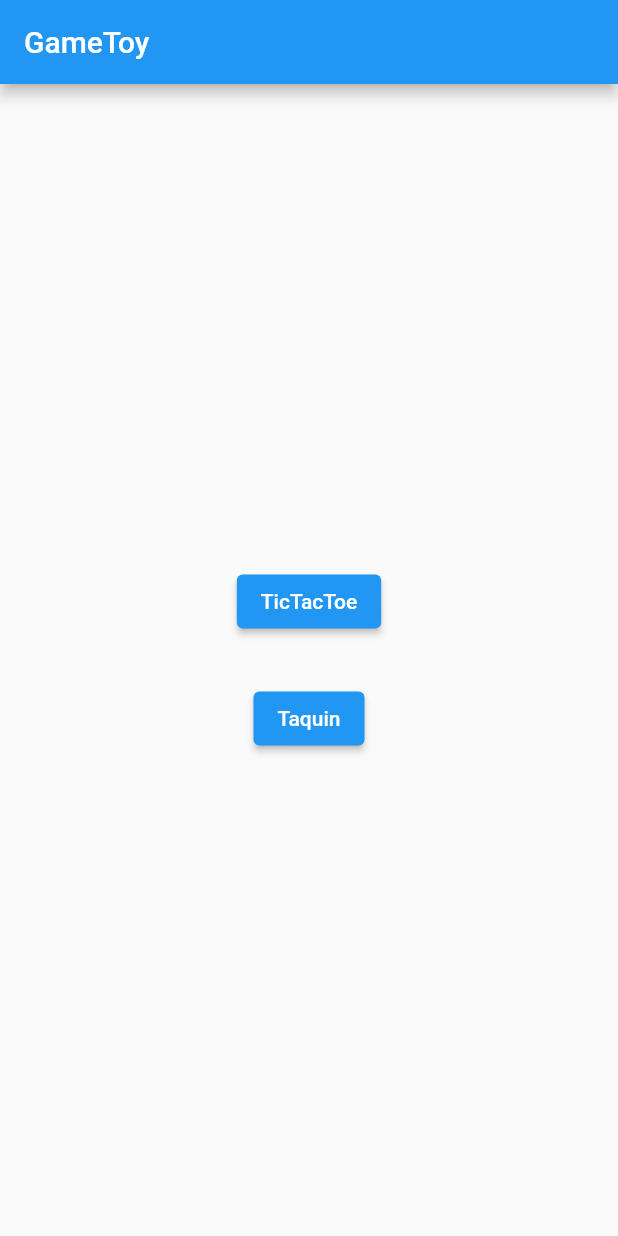
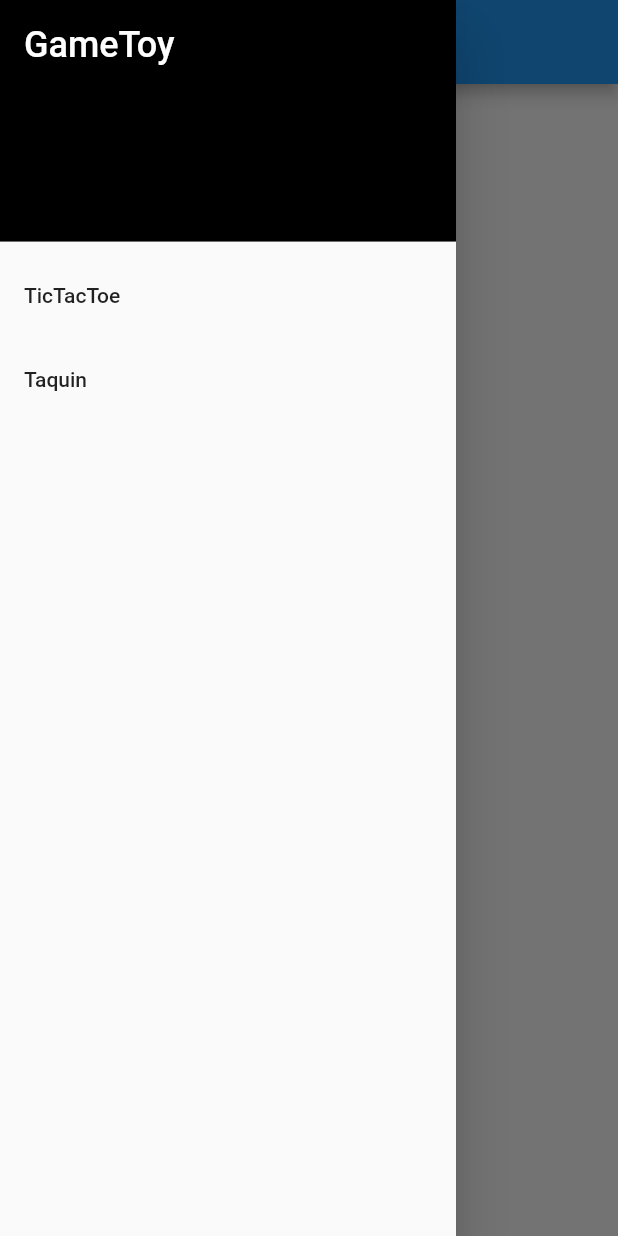
Before and after one commit to 0uzap/GameToy, a Flutter app: the screen it shows after launch, with the side drawer open (before the commit the screen has no drawer), on a phone screen of 412 x 824 dp. Run offline on Flutter 3.47's test engine with Material 2 defaults, Android fonts, the phone set to English and light mode, and no system bars.

Commit message:
drawer part 1

```diff
--- a/lib/boutonsjeux.dart
+++ b/lib/boutonsjeux.dart
@@ -1,6 +1,48 @@
 import 'package:flutter/material.dart';
 import 'package:flutter_application_1/TicTacToe.dart';
 import 'package:flutter_application_1/Taquin.dart';
+
+class HomeScreen extends StatelessWidget {
+  @override
+  Widget build(BuildContext context) {
+    return Scaffold(
+      appBar: AppBar(
+        title:Text(
+          "GameToy"
+          )
+      ),
+      drawer: Drawer(
+        child: ListView(
+          padding: EdgeInsets.zero,
+          children: const <Widget>[
+            DrawerHeader(
+              decoration: BoxDecoration(
+                color: Colors.black,
+              ),
+              child: Text(
+                'GameToy',
+                style: TextStyle(
+                  color: Colors.white,
+                  fontSize: 24,
+                ),
+              ),
+            ),
+            ListTile(
+              title: Text('TicTacToe'),
+
+            ),
+            ListTile(title: Text('Taquin'),
+
+            ),
+          ],
+        )
+      ),
+      body: const Center(
+        child: TexteButton(),
+      ),
+    );
+  }
+}
 
 class TexteButton extends StatelessWidget {
   const TexteButton({super.key});
--- a/lib/main.dart
+++ b/lib/main.dart
@@ -71,15 +71,3 @@ class SplashScreenState extends State<MyHomePage> {
     );
   }
 }
-
-class HomeScreen extends StatelessWidget {
-  @override
-  Widget build(BuildContext context) {
-    return Scaffold(
-      appBar: AppBar(title:Text("GameToy")),
-      body: const Center(
-        child: TexteButton(),
-      ),
-    );
-  }
-}
```
